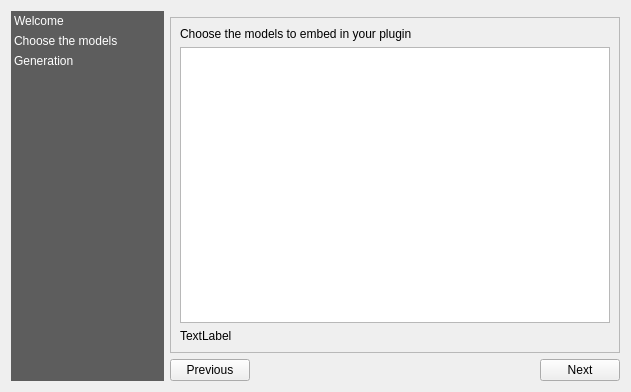
Qt form models2plugin/gui/main_dlg.ui (marcu/models2plugin) before a commit.
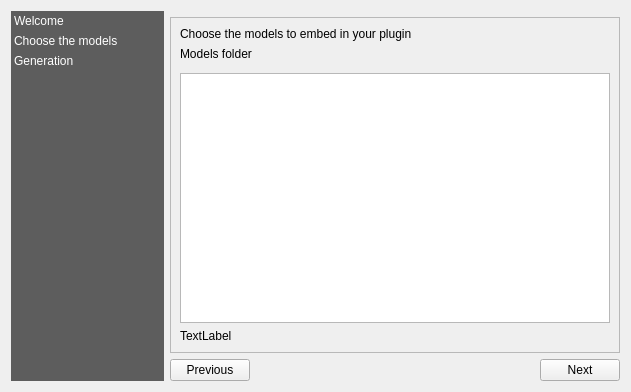
The same form after that commit. The open tabs and pages were chosen to show the change. Custom widgets are drawn as their Qt base class.

Commit message: Feature / Capability to choose folder of models

The edit to the form file:
```diff
--- a/models2plugin/gui/main_dlg.ui
+++ b/models2plugin/gui/main_dlg.ui
@@ -219,6 +219,16 @@
                </property>
               </widget>
              </item>
+             <item>
+              <widget class="QLabel" name="label_models_folder">
+               <property name="text">
+                <string>Models folder</string>
+               </property>
+              </widget>
+             </item>
+             <item>
+              <widget class="QgsFileWidget" name="modelsFolderFileWidget"/>
+             </item>
              <item>
               <widget class="QListWidget" name="modelListWidget">
                <property name="selectionMode">
```
The commit also changes 4 other files.
